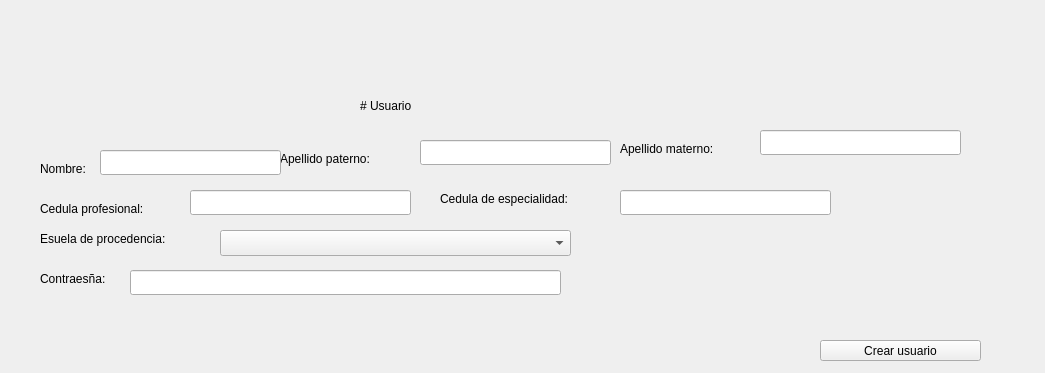
This is Documentacion/QtDesigner/usuario_crear.ui in AsgardUtvt/ProyectoIntegrador1 as Qt 5 draws it before an edit. The edited form follows.
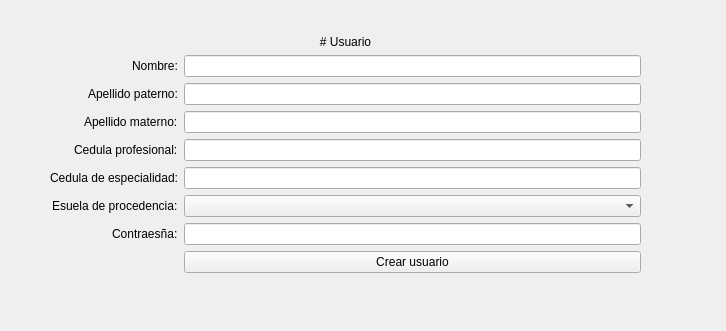
This is the edited form.

Diff of the .ui file:
```diff
--- a/Documentacion/QtDesigner/usuario_crear.ui
+++ b/Documentacion/QtDesigner/usuario_crear.ui
@@ -6,205 +6,124 @@
    <rect>
     <x>0</x>
     <y>0</y>
-    <width>1045</width>
-    <height>373</height>
+    <width>726</width>
+    <height>331</height>
    </rect>
   </property>
   <property name="windowTitle">
    <string>SIHMED - Crear propietario</string>
   </property>
-  <widget class="QLabel" name="label_7">
+  <widget class="QWidget" name="formLayoutWidget">
    <property name="geometry">
     <rect>
-     <x>280</x>
-     <y>150</y>
-     <width>141</width>
-     <height>18</height>
+     <x>50</x>
+     <y>10</y>
+     <width>591</width>
+     <height>288</height>
     </rect>
    </property>
-   <property name="text">
-    <string>Apellido paterno:</string>
-   </property>
-  </widget>
-  <widget class="QComboBox" name="cb_escuela">
-   <property name="geometry">
-    <rect>
-     <x>220</x>
-     <y>230</y>
-     <width>351</width>
-     <height>26</height>
-    </rect>
-   </property>
-  </widget>
-  <widget class="QLabel" name="label_8">
-   <property name="geometry">
-    <rect>
-     <x>620</x>
-     <y>140</y>
-     <width>141</width>
-     <height>18</height>
-    </rect>
-   </property>
-   <property name="text">
-    <string>Apellido materno:</string>
-   </property>
-  </widget>
-  <widget class="QLineEdit" name="le_cedula_profesional">
-   <property name="geometry">
-    <rect>
-     <x>190</x>
-     <y>190</y>
-     <width>221</width>
-     <height>25</height>
-    </rect>
-   </property>
-  </widget>
-  <widget class="QLabel" name="label_2">
-   <property name="geometry">
-    <rect>
-     <x>40</x>
-     <y>160</y>
-     <width>71</width>
-     <height>18</height>
-    </rect>
-   </property>
-   <property name="text">
-    <string>Nombre:</string>
-   </property>
-  </widget>
-  <widget class="QLabel" name="label_4">
-   <property name="geometry">
-    <rect>
-     <x>40</x>
-     <y>230</y>
-     <width>181</width>
-     <height>18</height>
-    </rect>
-   </property>
-   <property name="text">
-    <string>Esuela de procedencia:</string>
-   </property>
-  </widget>
-  <widget class="QLineEdit" name="le_apellido_materno">
-   <property name="geometry">
-    <rect>
-     <x>760</x>
-     <y>130</y>
-     <width>201</width>
-     <height>25</height>
-    </rect>
-   </property>
-  </widget>
-  <widget class="QLabel" name="label_6">
-   <property name="geometry">
-    <rect>
-     <x>440</x>
-     <y>190</y>
-     <width>181</width>
-     <height>18</height>
-    </rect>
-   </property>
-   <property name="text">
-    <string>Cedula de especialidad:</string>
-   </property>
-  </widget>
-  <widget class="QPushButton" name="pb_crear_usuario">
-   <property name="geometry">
-    <rect>
-     <x>820</x>
-     <y>340</y>
-     <width>161</width>
-     <height>21</height>
-    </rect>
-   </property>
-   <property name="text">
-    <string>Crear usuario</string>
-   </property>
-  </widget>
-  <widget class="QLineEdit" name="le_nombre_usuario">
-   <property name="geometry">
-    <rect>
-     <x>100</x>
-     <y>150</y>
-     <width>181</width>
-     <height>25</height>
-    </rect>
-   </property>
-  </widget>
-  <widget class="QLineEdit" name="le_cedula_especialidad">
-   <property name="geometry">
-    <rect>
-     <x>620</x>
-     <y>190</y>
-     <width>211</width>
-     <height>25</height>
-    </rect>
-   </property>
-  </widget>
-  <widget class="QLabel" name="label">
-   <property name="geometry">
-    <rect>
-     <x>360</x>
-     <y>90</y>
-     <width>121</width>
-     <height>31</height>
-    </rect>
-   </property>
-   <property name="text">
-    <string># Usuario</string>
-   </property>
-   <property name="textFormat">
-    <enum>Qt::TextFormat::MarkdownText</enum>
-   </property>
-  </widget>
-  <widget class="QLineEdit" name="le_apellido_paterno">
-   <property name="geometry">
-    <rect>
-     <x>420</x>
-     <y>140</y>
-     <width>191</width>
-     <height>25</height>
-    </rect>
-   </property>
-   <property name="text">
-    <string/>
-   </property>
-  </widget>
-  <widget class="QLabel" name="label_3">
-   <property name="geometry">
-    <rect>
-     <x>40</x>
-     <y>200</y>
-     <width>161</width>
-     <height>18</height>
-    </rect>
-   </property>
-   <property name="text">
-    <string>Cedula profesional:</string>
-   </property>
-  </widget>
-  <widget class="QLabel" name="label_9">
-   <property name="geometry">
-    <rect>
-     <x>40</x>
-     <y>270</y>
-     <width>91</width>
-     <height>18</height>
-    </rect>
-   </property>
-   <property name="text">
-    <string>Contraesña:</string>
-   </property>
-  </widget>
-  <widget class="QLineEdit" name="le_contrasena">
-   <property name="geometry">
-    <rect>
-     <x>130</x>
-     <y>270</y>
-     <width>431</width>
-     <height>25</height>
-    </rect>
-   </property>
+   <layout class="QFormLayout" name="formLayout">
+    <property name="labelAlignment">
+     <set>Qt::AlignmentFlag::AlignRight|Qt::AlignmentFlag::AlignTrailing|Qt::AlignmentFlag::AlignVCenter</set>
+    </property>
+    <property name="formAlignment">
+     <set>Qt::AlignmentFlag::AlignCenter</set>
+    </property>
+    <item row="0" column="0" colspan="2">
+     <widget class="QLabel" name="label">
+      <property name="text">
+       <string># Usuario</string>
+      </property>
+      <property name="textFormat">
+       <enum>Qt::TextFormat::MarkdownText</enum>
+      </property>
+      <property name="alignment">
+       <set>Qt::AlignmentFlag::AlignCenter</set>
+      </property>
+     </widget>
+    </item>
+    <item row="1" column="0">
+     <widget class="QLabel" name="label_2">
+      <property name="text">
+       <string>Nombre:</string>
+      </property>
+     </widget>
+    </item>
+    <item row="1" column="1">
+     <widget class="QLineEdit" name="le_nombre_usuario"/>
+    </item>
+    <item row="2" column="0">
+     <widget class="QLabel" name="label_7">
+      <property name="text">
+       <string>Apellido paterno:</string>
+      </property>
+     </widget>
+    </item>
+    <item row="2" column="1">
+     <widget class="QLineEdit" name="le_apellido_paterno">
+      <property name="text">
+       <string/>
+      </property>
+     </widget>
+    </item>
+    <item row="3" column="0">
+     <widget class="QLabel" name="label_8">
+      <property name="text">
+       <string>Apellido materno:</string>
+      </property>
+     </widget>
+    </item>
+    <item row="3" column="1">
+     <widget class="QLineEdit" name="le_apellido_materno"/>
+    </item>
+    <item row="4" column="0">
+     <widget class="QLabel" name="label_3">
+      <property name="text">
+       <string>Cedula profesional:</string>
+      </property>
+     </widget>
+    </item>
+    <item row="4" column="1">
+     <widget class="QLineEdit" name="le_cedula_profesional"/>
+    </item>
+    <item row="5" column="0">
+     <widget class="QLabel" name="label_6">
+      <property name="text">
+       <string>Cedula de especialidad:</string>
+      </property>
+     </widget>
+    </item>
+    <item row="5" column="1">
+     <widget class="QLineEdit" name="le_cedula_especialidad"/>
+    </item>
+    <item row="6" column="0">
+     <widget class="QLabel" name="label_4">
+      <property name="text">
+       <string>Esuela de procedencia:</string>
+      </property>
+     </widget>
+    </item>
+    <item row="6" column="1">
+     <widget class="QComboBox" name="cb_escuela"/>
+    </item>
+    <item row="7" column="0">
+     <widget class="QLabel" name="label_9">
+      <property name="text">
+       <string>Contraesña:</string>
+      </property>
+     </widget>
+    </item>
+    <item row="7" column="1">
+     <widget class="QLineEdit" name="le_contrasena"/>
+    </item>
+    <item row="8" column="1">
+     <widget class="QPushButton" name="pb_crear_usuario">
+      <property name="text">
+       <string>Crear usuario</string>
+      </property>
+     </widget>
+    </item>
+   </layout>
   </widget>
  </widget>
  <resources/>
```
